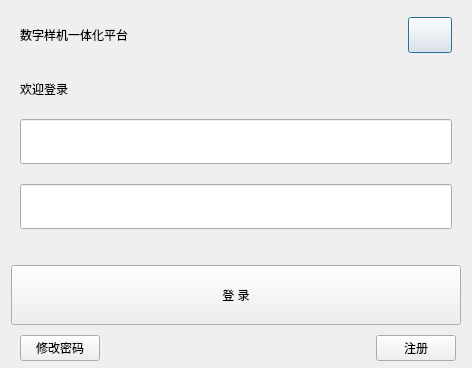
Qt form digitalIntegration/LoginDialog.ui (jiaqingguo/DI) before a commit.
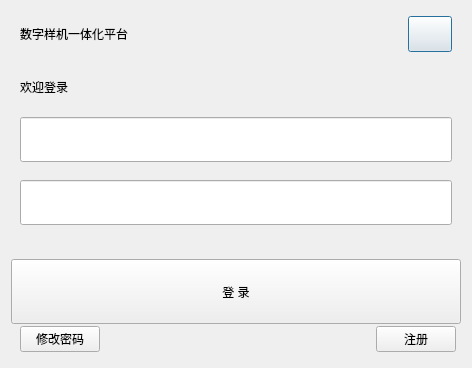
The same form after that commit.

```diff
--- a/digitalIntegration/LoginDialog.ui
+++ b/digitalIntegration/LoginDialog.ui
@@ -192,7 +192,7 @@
        <item row="2" column="0">
         <layout class="QVBoxLayout" name="verticalLayout_2">
          <property name="spacing">
-          <number>10</number>
+          <number>2</number>
          </property>
          <property name="leftMargin">
           <number>0</number>
@@ -208,7 +208,7 @@
            <property name="minimumSize">
             <size>
              <width>440</width>
-             <height>60</height>
+             <height>65</height>
             </size>
            </property>
            <property name="text">
@@ -227,6 +227,9 @@
            <property name="rightMargin">
             <number>5</number>
            </property>
+           <property name="bottomMargin">
+            <number>9</number>
+           </property>
            <item>
             <widget class="QPushButton" name="btnChangePassword">
              <property name="text">
```
